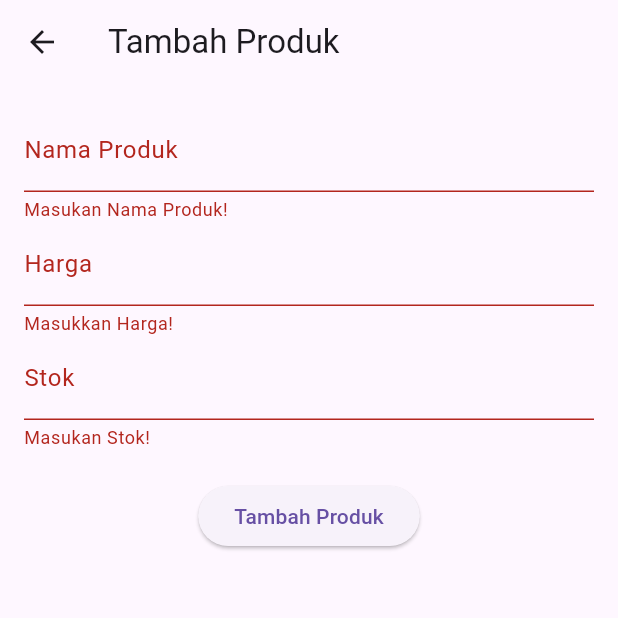
After one commit to Naufal101106/ukk_2025, a Flutter app: the Insert screen opened directly, after a tap on "Tambah Produk", on a phone screen of 412 x 824 dp, the top half of it. The commit adds this screen. Run offline on Flutter 3.47's test engine with Material 3 defaults, Android fonts, the phone set to English and light mode, and no system bars; our stand-ins replace supabase_flutter; accounts and stored records are empty.

Commit message:
CRUD Usern

```diff
--- /dev/null
+++ b/lib/pages/Insert.dart
@@ -0,0 +1,128 @@
+import 'package:flutter/cupertino.dart';
+import 'package:flutter/material.dart';
+import 'package:supabase_flutter/supabase_flutter.dart';
+import 'package:ukk_2025/pages/Beranda.dart';
+
+class Insert extends StatefulWidget {
+  const Insert({super.key});
+
+  @override
+  State<Insert> createState() => _InsertState();
+}
+
+class _InsertState extends State<Insert> {
+  final _formkey = GlobalKey<FormState>();
+  final TextEditingController _namaprodukController = TextEditingController();
+  final TextEditingController _hargaController = TextEditingController();
+  final TextEditingController _stokController = TextEditingController();
+
+  Future<void>_addProduk() async{
+    if (_formkey.currentState!.validate()) {
+      final namaproduk = _namaprodukController.text;
+      final harga = _hargaController.text;
+      final stok = _stokController.text;
+
+      if(namaproduk.isEmpty || harga.isEmpty || stok.isEmpty) {
+        ScaffoldMessenger.of(context).showSnackBar(
+          SnackBar(content: Text('Semua Wajib DIisi'))
+        );
+        return;
+      }
+
+      final response = await Supabase.instance.client.from('produk').insert({
+        'NamaProduk' : namaproduk,
+        'Harga' : harga,
+        'Stok' : stok,
+      });
+
+      if (response != null) {
+        ScaffoldMessenger.of(context).showSnackBar(
+          SnackBar(
+            content: Text('Error: ${response.error!.massage}'))
+        );
+      } else {
+        ScaffoldMessenger.of(context).showSnackBar(
+          SnackBar(
+            content: Text('Produk Berhasil Ditambahkan',
+              style: TextStyle(color: Colors.white),
+            ),
+            backgroundColor: Colors.black,
+          )
+        );
+
+        _namaprodukController.clear();
+        _hargaController.clear();
+        _stokController.clear();
+
+        Navigator.pushReplacement(
+          context,
+            MaterialPageRoute(builder: (context) => const Beranda()));
+      }
+    }
+  }
+
+
+  @override
+  Widget build(BuildContext context) {
+    return Scaffold(
+      appBar: AppBar(
+        title: Text('Tambah Produk'),
+      ),
+
+      body: Padding(
+        padding: EdgeInsets.all(16),
+        child: Form(
+          key: _formkey,
+          child: Column(
+             children: [
+              TextFormField(
+                controller: _namaprodukController,
+                decoration: InputDecoration( labelText: 'Nama Produk'),
+                validator: (value) {
+                  if (value == null || value.isEmpty) {
+                    return 'Masukan Nama Produk!';
+                  }
+                  return null;
+                },
+              ),
+
+              TextFormField(
+                controller: _hargaController,
+                decoration: InputDecoration( labelText: 'Harga'),
+                validator: (value) {
+                  if (value == null || value.isEmpty) {
+                    return 'Masukkan Harga!';
+                  }
+                  return null;
+                },
+              ),
+
+              TextFormField(
+                controller: _stokController,
+                decoration: InputDecoration( labelText: 'Stok'),
+                validator: (value) {
+                  if (value == null || value.isEmpty) {
+                  return 'Masukan Stok!';
+                  }
+                  return null;
+                },
+              ),
+
+              SizedBox(
+                height: 20,
+              ),
+
+              ElevatedButton(
+                onPressed: () {
+                  if (_formkey.currentState!.validate()) {
+                    _addProduk();
+                  }
+                },
+                child: Text('Tambah Produk'))
+             ],
+          ),
+        ),
+      ),
+    );
+  }
+}
```
Also changed, not shown: lib/main.dart (+7 -6 lines), lib/pages/Beranda.dart (+103 -7 lines), lib/pages/Login.dart (+4 -4 lines), lib/pages/Produk.dart (added, +201 -0 lines).
